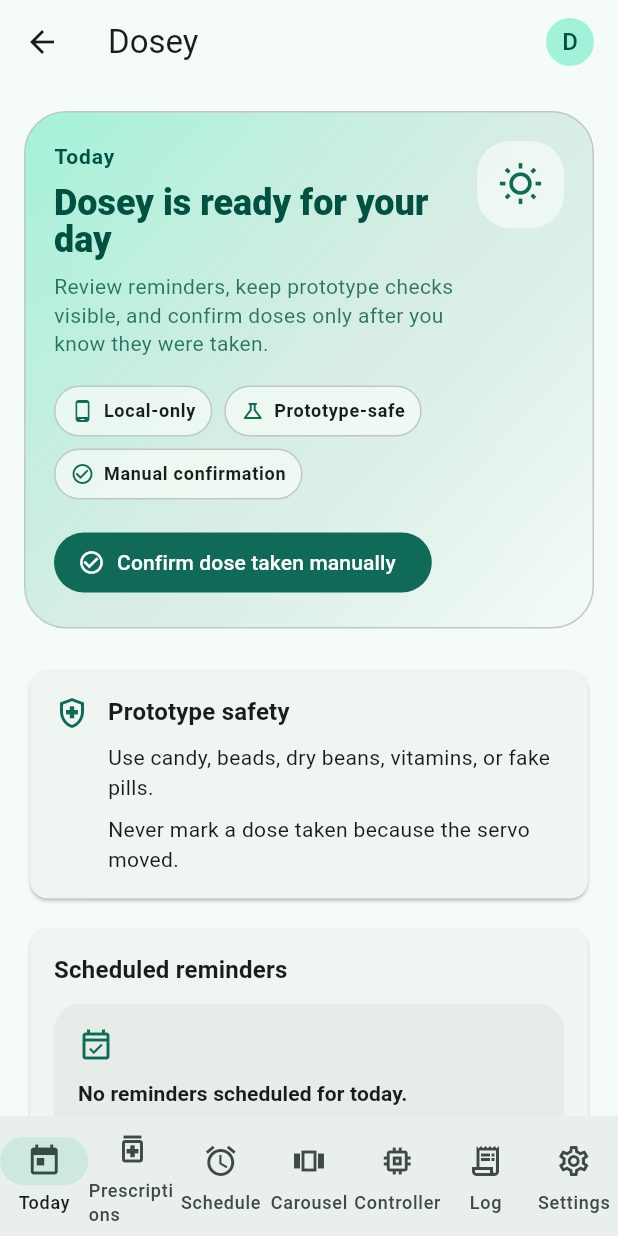
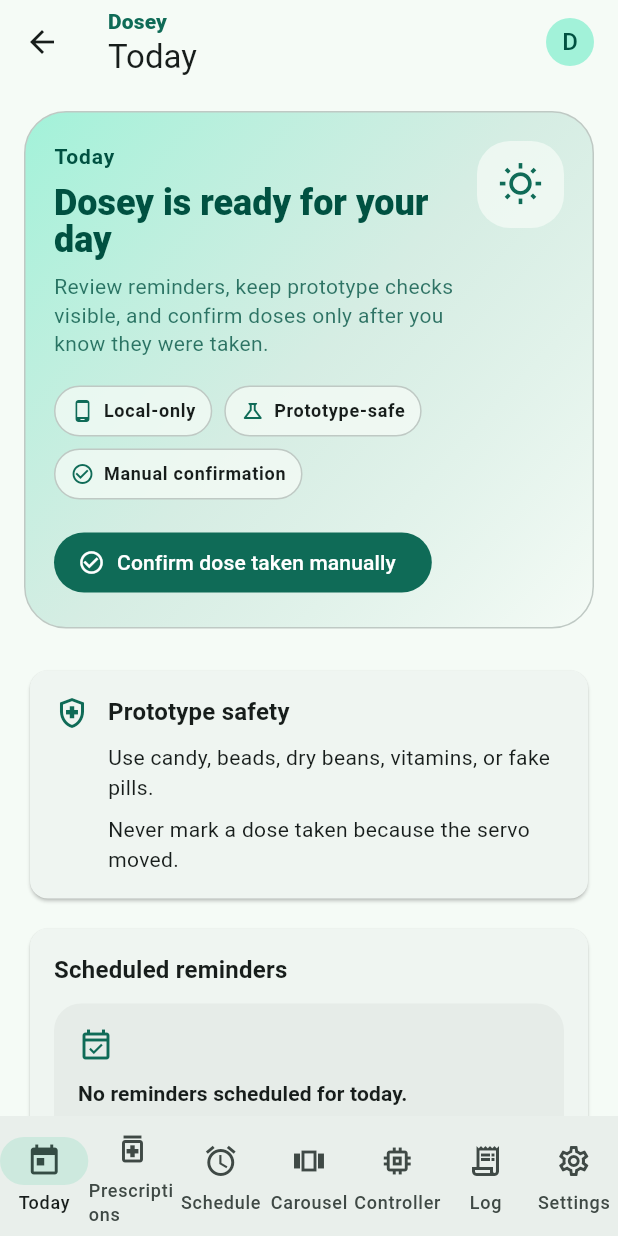
Before and after one commit to SloppyBobbert/Dosey, a Flutter app: the DoseyShell screen opened directly, on a phone screen of 412 x 824 dp. Run offline on Flutter 3.47's test engine with Material 3 defaults, Android fonts, the phone set to English and light mode, and no system bars; our stand-ins replace connectivity_plus, drift, drift_flutter, flutter_blue_plus, flutter_local_notifications, google_sign_in and 2 more; accounts and stored records are empty; generated files the repository leaves out were written again.

Commit message:
feat: show active section in app chrome

```diff
--- a/mobile_app/dosey_app/lib/features/shell/dosey_shell.dart
+++ b/mobile_app/dosey_app/lib/features/shell/dosey_shell.dart
@@ -31,6 +31,16 @@
     SettingsScreen(),
   ];
 
+  static const _sectionTitles = [
+    'Today',
+    'Prescriptions',
+    'Schedule',
+    'Carousel',
+    'Controller',
+    'Log',
+    'Settings',
+  ];
+
   @override
   Widget build(BuildContext context) {
     final dependencies = DoseyAppScope.of(context);
@@ -38,7 +48,19 @@
 
     return Scaffold(
       appBar: AppBar(
-        title: const Text('Dosey'),
+        title: Column(
+          crossAxisAlignment: CrossAxisAlignment.start,
+          children: [
+            Text(
+              'Dosey',
+              style: Theme.of(context).textTheme.labelLarge?.copyWith(
+                color: Theme.of(context).colorScheme.primary,
+                fontWeight: FontWeight.w800,
+              ),
+            ),
+            Text(_sectionTitles[_selectedIndex]),
+          ],
+        ),
         actions: [
           StreamBuilder<AuthSession>(
             stream: dependencies.auth.watchSession(),
```
Also changed, not shown: 1 other file.
